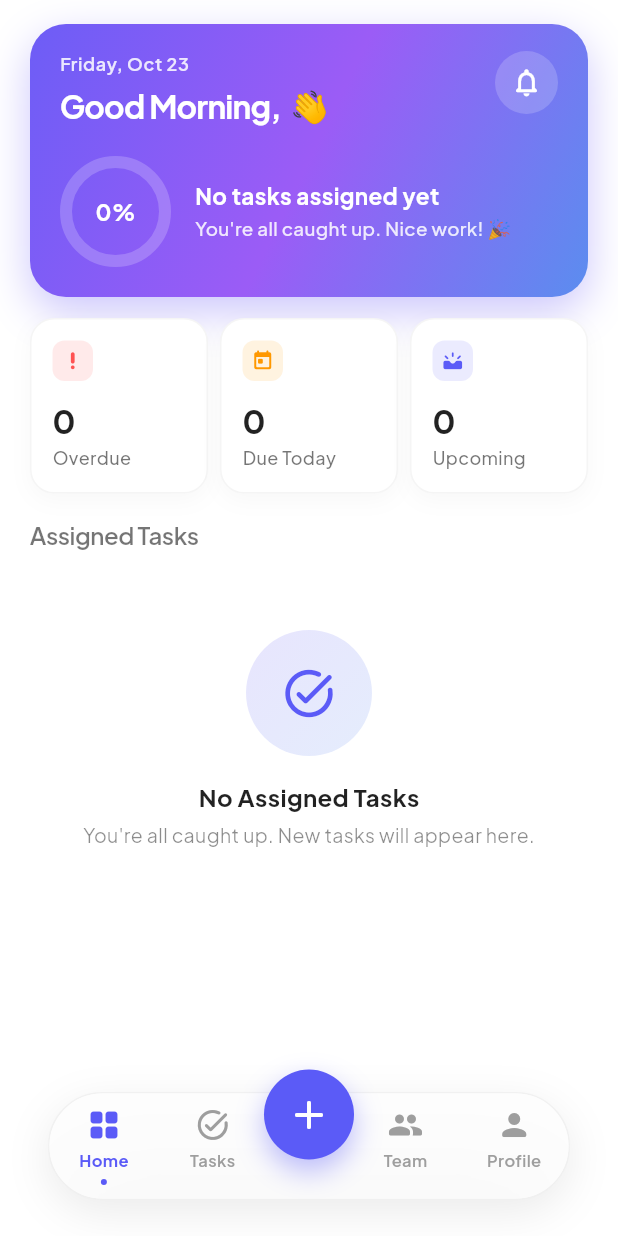
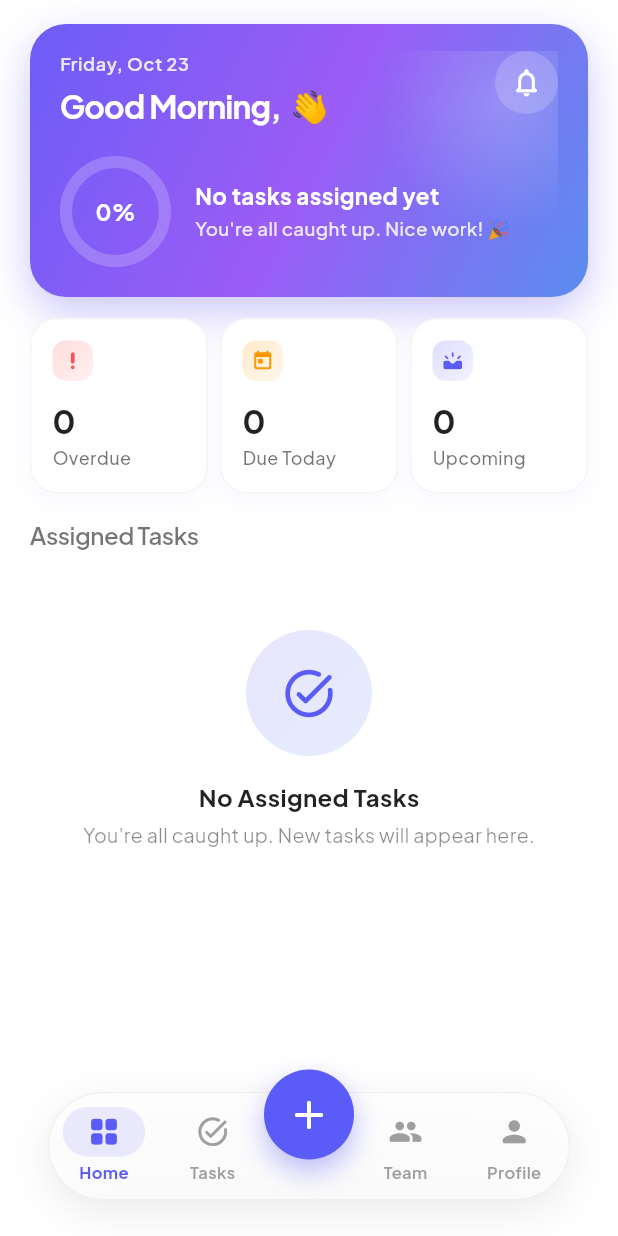
Before and after one commit to Akshayck-dev/taskmanagement_bird, a Flutter app: the screen it shows once a user with an empty profile is signed in, on a phone screen of 412 x 824 dp. Run offline on Flutter 3.47's test engine with Material 3 defaults, Android fonts, the phone set to English and light mode, and no system bars; our stand-ins replace audioplayers, cached_network_image, cloud_firestore, connectivity_plus, firebase_auth, firebase_core and 6 more; missing offline and left inert: record; accounts and stored records are empty; network calls fail.

Commit message:
Simple polish: gradient buttons, softer cards, press feedback
Attractive but still simple — no layout changes:
- PrimaryButton uses the brand gradient app-wide with a soft
  violet shadow (Sign In, Create Task, ...)
- Task cards: radius 14 -> 18, soft indigo-tinted shadow;
  PressableScale adds a 0.98 press effect via a raw Listener
  (no gesture-arena conflicts with taps/swipes)
- Bottom nav: selected tab gets a tinted pill behind the icon
- Login: soft gradient backdrop + gradient logo medallion
- Home hero gets a soft sheen; section headers get a gradient
  dot; summary-card medallions get gradient tints; swipe
  backgrounds re-rounded to match the cards

Verified: flutter analyze 0 errors, tests pass, rendered
screenshots at phone width with zero overflow errors.

```diff
--- a/lib/screens/home_screen.dart
+++ b/lib/screens/home_screen.dart
@@ -138,31 +138,27 @@ class _HomeScreenState extends State<HomeScreen> {
           child: Column(
             mainAxisAlignment: MainAxisAlignment.center, // Center vertically
             children: [
-              Icon(
-                isSelected ? activeIcon : icon,
-                color: isSelected ? Theme.of(context).colorScheme.primary : Colors.grey[500],
-                size: 24, // Slightly smaller icons for better balance
+              AnimatedContainer(
+                duration: const Duration(milliseconds: 250),
+                curve: Curves.easeOut,
+                padding: const EdgeInsets.symmetric(horizontal: 16, vertical: 5),
+                decoration: BoxDecoration(
+                  color: isSelected ? Theme.of(context).colorScheme.primary.withValues(alpha: 0.12) : Colors.transparent,
+                  borderRadius: BorderRadius.circular(999),
+                ),
+                child: Icon(
+                  isSelected ? activeIcon : icon,
+                  color: isSelected ? Theme.of(context).colorScheme.primary : Colors.grey[500],
+                  size: 23,
+                ),
               ),
-              const SizedBox(height: 4),
+              const SizedBox(height: 3),
               Text(
                 label,
                 style: TextStyle(
                   fontSize: 11,
                   color: isSelected ? Theme.of(context).colorScheme.primary : Colors.grey[500],
                   fontWeight: isSelected ? FontWeight.bold : FontWeight.w600,
-                ),
-              ),
-              const SizedBox(height: 4),
-              AnimatedOpacity(
-                opacity: isSelected ? 1.0 : 0.0,
-                duration: const Duration(milliseconds: 200),
-                child: Container(
-                  width: 4,
-                  height: 4,
-                  decoration: BoxDecoration(
-                    color: Theme.of(context).colorScheme.primary,
-                    shape: BoxShape.circle,
-                  ),
                 ),
               ),
             ],
--- a/lib/screens/tasks_view.dart
+++ b/lib/screens/tasks_view.dart
@@ -118,7 +118,24 @@ class _TasksViewState extends State<TasksView> {
                         ),
                       ],
                     ),
-                    child: Column(
+                    child: Stack(
+                      children: [
+                        // Soft sheen for depth (pure decoration)
+                        Positioned(
+                          right: -50,
+                          top: -50,
+                          child: Container(
+                            width: 170,
+                            height: 170,
+                            decoration: BoxDecoration(
+                              shape: BoxShape.circle,
+                              gradient: RadialGradient(
+                                colors: [Colors.white.withValues(alpha: 0.20), Colors.white.withValues(alpha: 0.0)],
+                              ),
+                            ),
+                          ),
+                        ),
+                        Column(
                       crossAxisAlignment: CrossAxisAlignment.start,
                       children: [
                         Row(
@@ -220,6 +237,8 @@ class _TasksViewState extends State<TasksView> {
                         ),
                       ],
                     ),
+                    ],
+                  ),
                   ),
                   const SizedBox(height: 14),
 
@@ -292,6 +311,12 @@ class _TasksViewState extends State<TasksView> {
         padding: const EdgeInsets.only(top: 14, bottom: 8),
         child: Row(
           children: [
+            Container(
+              width: 7,
+              height: 7,
+              decoration: const BoxDecoration(gradient: LinearGradient(colors: kBrandGradient), shape: BoxShape.circle),
+            ),
+            const SizedBox(width: 8),
             Text(
               label.toUpperCase(),
               style: TextStyle(fontSize: 11, fontWeight: FontWeight.w700, letterSpacing: 0.9, color: isDark ? Colors.white38 : Colors.black45),
@@ -338,7 +363,7 @@ class _TasksViewState extends State<TasksView> {
       currentUid: currentUid,
       onLocalDelete: () => setState(() => _dismissedIds.add(task.id)),
       onDeleteFailed: () => setState(() => _dismissedIds.remove(task.id)),
-      child: _buildCompactTaskCard(context, task, dbService, isDark, today),
+      child: PressableScale(child: _buildCompactTaskCard(context, task, dbService, isDark, today)),
     );
   }
 
@@ -356,13 +381,13 @@ class _TasksViewState extends State<TasksView> {
       padding: const EdgeInsets.symmetric(vertical: 14, horizontal: 14),
       decoration: BoxDecoration(
         color: isDark ? const Color(0xFF16161A) : Colors.white,
-        borderRadius: BorderRadius.circular(16),
+        borderRadius: BorderRadius.circular(18),
         border: Border.all(
           color: isDark ? Colors.white.withValues(alpha: 0.06) : Colors.black.withValues(alpha: 0.04),
         ),
         boxShadow: [
           if (!isDark)
-            BoxShadow(color: Colors.black.withValues(alpha: 0.03), blurRadius: 12, offset: const Offset(0, 4)),
+            BoxShadow(color: const Color(0xFF6366F1).withValues(alpha: 0.05), blurRadius: 14, offset: const Offset(0, 5)),
         ],
       ),
       child: Column(
@@ -370,7 +395,10 @@ class _TasksViewState extends State<TasksView> {
         children: [
           Container(
             padding: const EdgeInsets.all(6),
-            decoration: BoxDecoration(color: color.withValues(alpha: 0.12), borderRadius: BorderRadius.circular(8)),
+            decoration: BoxDecoration(
+              gradient: LinearGradient(colors: [color.withValues(alpha: 0.20), color.withValues(alpha: 0.08)], begin: Alignment.topLeft, end: Alignment.bottomRight),
+              borderRadius: BorderRadius.circular(9),
+            ),
             child: Icon(icon, size: 15, color: color),
           ),
           const SizedBox(height: 10),
@@ -420,16 +448,16 @@ class _TasksViewState extends State<TasksView> {
         padding: const EdgeInsets.symmetric(horizontal: 16, vertical: 12),
         decoration: BoxDecoration(
           color: isDark ? const Color(0xFF16161A) : Colors.white,
-          borderRadius: BorderRadius.circular(14),
+          borderRadius: BorderRadius.circular(18),
           border: Border.all(
-            color: isDark ? Colors.white.withValues(alpha: 0.06) : Colors.black.withValues(alpha: 0.06),
+            color: isDark ? Colors.white.withValues(alpha: 0.06) : Colors.black.withValues(alpha: 0.05),
           ),
           boxShadow: [
             if (!isDark)
               BoxShadow(
-                color: Colors.black.withValues(alpha: 0.015),
-                blurRadius: 10,
-                offset: const Offset(0, 4),
+                color: const Color(0xFF6366F1).withValues(alpha: 0.07),
+                blurRadius: 16,
+                offset: const Offset(0, 6),
               )
           ],
         ),
```
Also changed, not shown: lib/screens/auth_screens.dart (+23 -3 lines), lib/screens/my_tasks_screen.dart (+6 -6 lines), lib/widgets/app_widgets.dart (+42 -7 lines).
